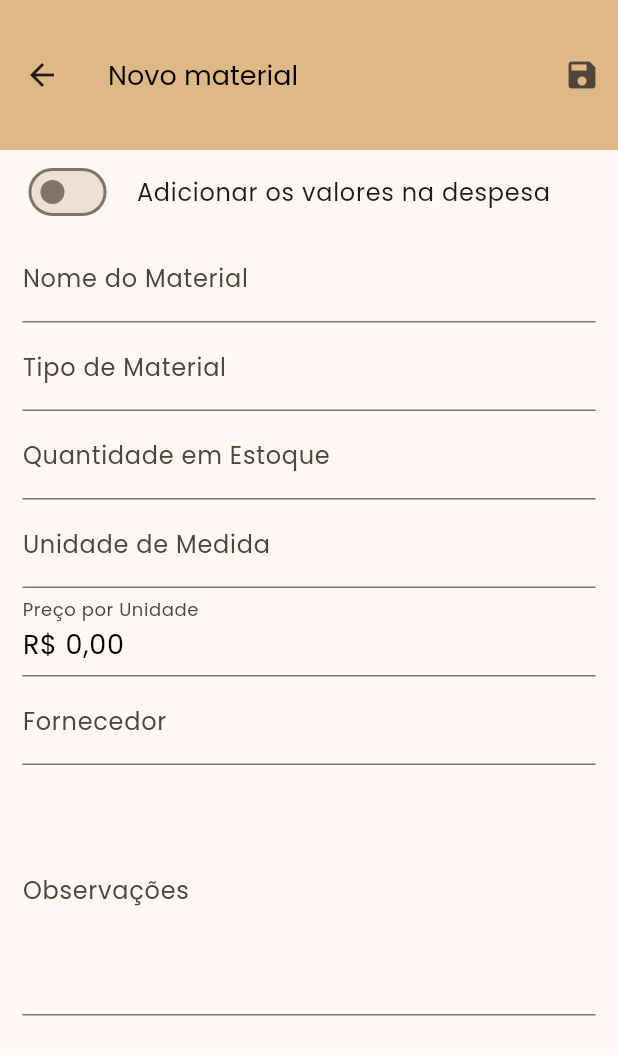
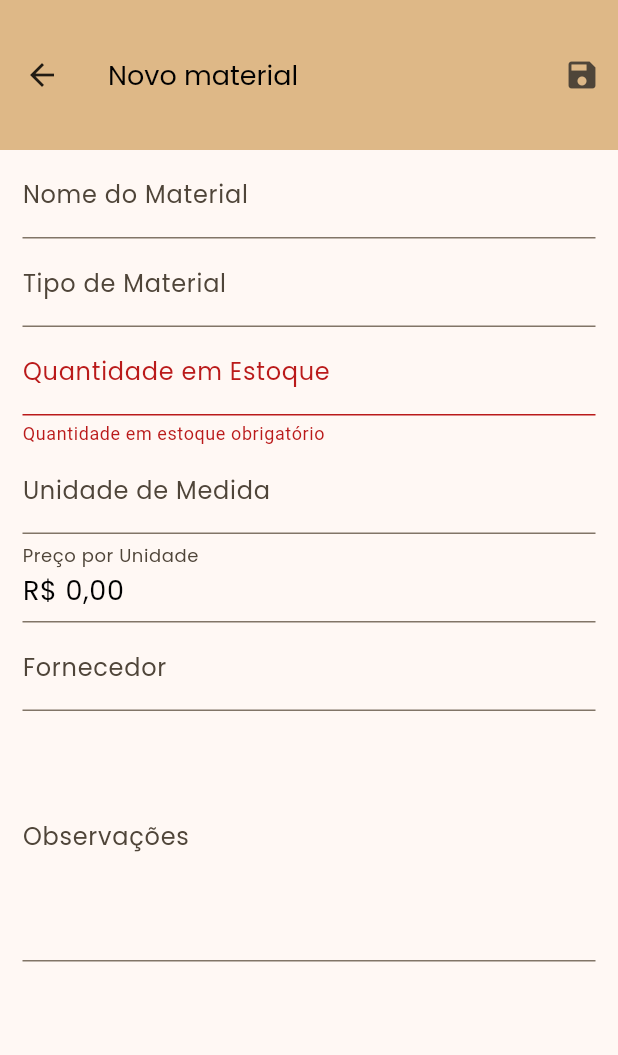
Before and after one commit to Jo-Analyst/js-budget, a Flutter app: the MaterialFormPage screen opened by its route, after a tap on the "save" icon, on a phone screen of 412 x 824 dp. Shown: the top 1055 px of the screen. Run offline on Flutter 3.47's test engine with Material 3 defaults, Android fonts, the phone set to English and light mode, and no system bars; our stand-ins replace animated_text_kit, flutter_masked_text2, font_awesome_flutter, mask_text_input_formatter, sqflite; missing offline and left inert: validatorless; accounts and stored records are empty.

Commit message:
valditor in material form

```diff
--- a/lib/src/pages/material/material_form_page.dart
+++ b/lib/src/pages/material/material_form_page.dart
@@ -4,6 +4,7 @@ import 'package:js_budget/src/models/material_model.dart';
 import 'package:js_budget/src/pages/material/material_form_controller.dart';
 import 'package:js_budget/src/pages/material/widget/custom_show_dialog.dart';
 import 'package:js_budget/src/themes/light_theme.dart';
+import 'package:validatorless/validatorless.dart';
 
 class MaterialFormPage extends StatefulWidget {
   final MaterialModel? material;
@@ -22,20 +23,7 @@ class _MaterialFormPageState extends State<MaterialFormPage>
     with MaterialFormController {
   final _formKey = GlobalKey<FormState>();
   int quantityInStock = 0;
-  bool isCkecked = false;
-
-  // @override
-  // void didChangeDependencies() {
-  //   super.didChangeDependencies();
-
-  //   var arguments = ModalRoute.of(context)!.settings.arguments;
-  //   if (arguments == null) return;
-
-  //   final material = arguments as Map<String, dynamic>;
-
-  //   initilizeForm(material['data']);
-  //   quantityInStock = int.parse(quantityInStockEC.text);
-  // }
+  bool isCkecked = true;
 
   @override
   void initState() {
@@ -59,7 +47,9 @@ class _MaterialFormPageState extends State<MaterialFormPage>
         title: const Text('Novo material'),
         actions: [
           IconButton(
-            onPressed: () {},
+            onPressed: () {
+              _formKey.currentState!.validate();
+            },
             tooltip: 'Salvar',
             icon: const Icon(Icons.save),
           ),
@@ -71,7 +61,9 @@ class _MaterialFormPageState extends State<MaterialFormPage>
           padding: const EdgeInsets.symmetric(horizontal: 15),
           child: Column(
             children: [
-              ListTile(
+              Visibility(
+                visible: widget.isEdition,
+                child: ListTile(
                   contentPadding: EdgeInsets.zero,
                   title: const Text(
                     'Adicionar os valores na despesa',
@@ -86,6 +78,7 @@ class _MaterialFormPageState extends State<MaterialFormPage>
                     },
                   ),
                 ),
+              ),
               TextFormField(
                 controller: nameEC,
                 onTapOutside: (_) => FocusScope.of(context).unfocus(),
@@ -94,6 +87,8 @@ class _MaterialFormPageState extends State<MaterialFormPage>
                   labelStyle: TextStyle(fontFamily: 'Poppins'),
                 ),
                 style: textStyleSmallDefault,
+                validator:
+                    Validatorless.required('Nome do material obrigatório.'),
               ),
               TextFormField(
                 controller: typeMaterialEC,
@@ -120,6 +115,18 @@ class _MaterialFormPageState extends State<MaterialFormPage>
                         labelStyle: TextStyle(fontFamily: 'Poppins'),
                       ),
                       style: textStyleSmallDefault,
+                      validator: (value) {
+                        if (value != null) {
+                          if (value.isEmpty) {
+                            return 'Quantidade em estoque obrigatório';
+                          }
+
+                          if (int.parse(value) == 0) {
+                            return 'Quantidade em estoque deve ser maior que zero';
+                          }
+                        }
+                        return null;
+                      },
                     ),
                   ),
                   Column(
@@ -182,6 +189,8 @@ class _MaterialFormPageState extends State<MaterialFormPage>
                   labelStyle: TextStyle(fontFamily: 'Poppins'),
                 ),
                 style: textStyleSmallDefault,
+                validator:
+                    Validatorless.required('Unidade de medida obrigatório.'),
               ),
               TextFormField(
                 controller: priceMaterialEC,
--- a/pubspec.yaml
+++ b/pubspec.yaml
@@ -46,6 +46,7 @@ dependencies:
   permission_handler: ^11.3.0
   mask_text_input_formatter: ^2.9.0
   flutter_masked_text2: ^0.9.1
+  validatorless: ^1.2.3
 
 dev_dependencies:
   flutter_test:
```
Also changed, not shown: pubspec.lock. Lines whose indentation alone changed are shown as unchanged.
